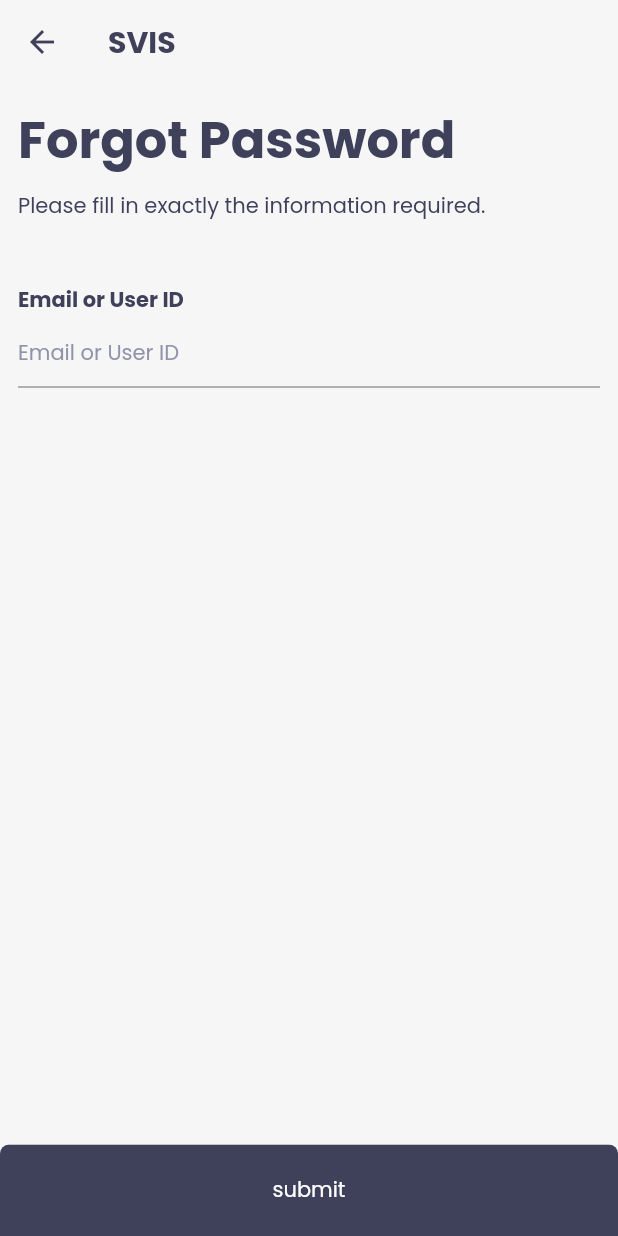
After one commit to Afoudo-Richard/svis-mobile, a Flutter app: the _PasswordResetPage screen opened directly, on a phone screen of 412 x 824 dp. The commit adds this screen. Run offline on Flutter 3.47's test engine with Material 2 defaults, Android fonts, the phone set to English and light mode, and no system bars; our stand-ins replace bloc, easy_localization, equatable, flutter_bloc, formz, hydrated_bloc and 2 more.

Commit message:
added password reset

```diff
--- a/assets/translations/en-US.json
+++ b/assets/translations/en-US.json
@@ -5,6 +5,10 @@
     "title": "Register",
     "submissionSusscess": "registration succesful please login to proceed",
     "tag": "Create an account"
+  },
+  "passwordReset": {
+    "title": "Forgot Password",
+    "tag": "Please fill in exactly the information required."
   },
   "forms": {
     "firstName": "First Name",
@@ -32,5 +36,4 @@
   "help": "Help",
   "editProfile": "Edit profile",
   "privacyPolicyAndTerms": "Privacy policy | Term of Services"
-
 }
--- a/lib/app.dart
+++ b/lib/app.dart
@@ -1,3 +1,4 @@
+import 'package:app/password_reset/password_reset.dart';
 import 'package:app/register/register.dart';
 import 'package:app/welcome/welcome.dart';
 import 'package:authentication_repository/authentication_repository.dart';
@@ -105,6 +106,11 @@ class _AppViewState extends State<AppView> {
                   (route) => false,
                 );
                 break;
+              case AuthenticationStatus.passwordReset:
+                _navigator.push<void>(
+                  PasswordResetPage.route(),
+                );
+                break;
               case AuthenticationStatus.unauthenticated:
                 _navigator.pushAndRemoveUntil<void>(
                   LoginPage.route(),
--- a/lib/authentication/bloc/authentication_bloc.dart
+++ b/lib/authentication/bloc/authentication_bloc.dart
@@ -44,6 +44,8 @@ class AuthenticationBloc
     switch (event.status) {
       case AuthenticationStatus.unauthenticated:
         return emit(const AuthenticationState.unauthenticated());
+      case AuthenticationStatus.passwordReset:
+        return emit(const AuthenticationState.passwordReset());
       case AuthenticationStatus.welcome:
         if (state.status == AuthenticationStatus.authenticated) {
           final user = await _tryGetUser();
--- a/lib/authentication/bloc/authentication_state.dart
+++ b/lib/authentication/bloc/authentication_state.dart
@@ -13,6 +13,9 @@ class AuthenticationState extends Equatable {
 
   const AuthenticationState.unauthenticated()
       : this._(status: AuthenticationStatus.unauthenticated);
+
+  const AuthenticationState.passwordReset()
+      : this._(status: AuthenticationStatus.passwordReset);
 
   const AuthenticationState.registration()
       : this._(status: AuthenticationStatus.registration);
--- /dev/null
+++ b/lib/password_reset/bloc/password_reset_bloc.dart
@@ -0,0 +1,64 @@
+import 'dart:io';
+
+import 'package:app/commons/forms/forms.dart';
+import 'package:authentication_repository/authentication_repository.dart';
+import 'package:bloc/bloc.dart';
+import 'package:equatable/equatable.dart';
+import 'package:formz/formz.dart';
+import 'package:parse_server_sdk_flutter/parse_server_sdk.dart';
+
+part 'password_reset_event.dart';
+
+part 'password_reset_state.dart';
+
+class PasswordResetBloc extends Bloc<PasswordResetEvent, PasswordResetState> {
+  PasswordResetBloc({
+    required AuthenticationRepository authenticationRepository,
+  })  : _authenticationRepository = authenticationRepository,
+        super(const PasswordResetState()) {
+    on<PasswordResetUsernameChanged>(_onUsernameChanged);
+    on<PasswordResetSubmitted>(_onSubmitted);
+  }
+
+  final AuthenticationRepository _authenticationRepository;
+
+  void _onUsernameChanged(
+    PasswordResetUsernameChanged event,
+    Emitter<PasswordResetState> emit,
+  ) {
+    final username = Email.dirty(event.username);
+    emit(state.copyWith(
+      username: username,
+      status: Formz.validate([username]),
+    ));
+  }
+
+  void _onSubmitted(
+    PasswordResetSubmitted event,
+    Emitter<PasswordResetState> emit,
+  ) async {
+    if (state.status.isValidated) {
+      emit(state.copyWith(status: FormzStatus.submissionInProgress));
+      try {
+        ParseResponse response = await _authenticationRepository.resetPassword(
+          username: state.username.value,
+        );
+        if (response.success) {
+          emit(state.copyWith(status: FormzStatus.submissionSuccess));
+        } else {
+          emit(state.copyWith(
+            status: FormzStatus.submissionFailure,
+            error: response.error?.message ?? 'unable to login',
+          ));
+        }
+      } catch (error) {
+        emit(state.copyWith(
+          status: FormzStatus.submissionFailure,
+          error: (error is SocketException)
+              ? 'errors.socketException'
+              : error.toString(),
+        ));
+      }
+    }
+  }
+}
--- /dev/null
+++ b/lib/password_reset/bloc/password_reset_event.dart
@@ -0,0 +1,21 @@
+part of 'password_reset_bloc.dart';
+
+abstract class PasswordResetEvent extends Equatable {
+  const PasswordResetEvent();
+
+  @override
+  List<Object> get props => [];
+}
+
+class PasswordResetUsernameChanged extends PasswordResetEvent {
+  const PasswordResetUsernameChanged(this.username);
+
+  final String username;
+
+  @override
+  List<Object> get props => [username];
+}
+
+class PasswordResetSubmitted extends PasswordResetEvent {
+  const PasswordResetSubmitted();
+}
--- /dev/null
+++ b/lib/password_reset/bloc/password_reset_state.dart
@@ -0,0 +1,28 @@
+part of 'password_reset_bloc.dart';
+
+class PasswordResetState extends Equatable {
+  const PasswordResetState({
+    this.status = FormzStatus.pure,
+    this.username = const Email.pure(),
+    this.error = '',
+  });
+
+  final FormzStatus status;
+  final Email username;
+  final String error;
+
+  PasswordResetState copyWith({
+    FormzStatus? status,
+    Email? username,
+    String? error,
+  }) {
+    return PasswordResetState(
+      status: status ?? this.status,
+      username: username ?? this.username,
+      error: error ?? '',
+    );
+  }
+
+  @override
+  List<Object> get props => [status, username, error];
+}
--- /dev/null
+++ b/lib/password_reset/password_reset.dart
@@ -0,0 +1,2 @@
+export 'bloc/password_reset_bloc.dart';
+export 'view/view.dart';
--- /dev/null
+++ b/lib/password_reset/view/password_reset_form.dart
@@ -0,0 +1,164 @@
+import 'package:app/app.dart';
+import 'package:app/authentication/authentication.dart';
+import 'package:authentication_repository/authentication_repository.dart';
+import 'package:flutter/material.dart';
+import 'package:flutter_bloc/flutter_bloc.dart';
+import 'package:app/password_reset/password_reset.dart';
+import 'package:formz/formz.dart';
+import 'package:easy_localization/easy_localization.dart';
+import 'package:app/commons/colors.dart';
+
+class PasswordResetForm extends StatelessWidget {
+  @override
+  Widget build(BuildContext context) {
+    return BlocListener<PasswordResetBloc, PasswordResetState>(
+      listener: (context, state) {
+        if (state.status.isSubmissionFailure) {
+          ScaffoldMessenger.of(context)
+            ..hideCurrentSnackBar()
+            ..showSnackBar(
+              SnackBar(
+                elevation: 0,
+                content: Text(
+                  state.error,
+                  style: TextStyle(
+                    color: kDangerColor,
+                  ),
+                ).tr(),
+                backgroundColor: kDangerColor.withOpacity(0.2),
+              ),
+            );
+        } else if (state.status.isSubmissionSuccess) {
+          showDialog(
+              context: context,
+              builder: (BuildContext context) {
+                return _SuccessDialog();
+              });
+        }
+      },
+      child: Align(
+        alignment: const Alignment(0, -1 / 3),
+        child: Container(
+          padding: const EdgeInsets.all(12),
+          child: Column(
+            mainAxisSize: MainAxisSize.min,
+            crossAxisAlignment: CrossAxisAlignment.start,
+            children: [
+              Text(
+                'passwordReset.title',
+                style: Theme.of(context).textTheme.headline4?.copyWith(
+                      fontWeight: FontWeight.w700,
+                    ),
+              ).tr(),
+              SizedBox(height: kDeviceSize.height * 0.01),
+              Text('passwordReset.tag').tr(),
+              SizedBox(height: kDeviceSize.height * 0.05),
+              _UsernameInput(),
+            ],
+          ),
+        ),
+      ),
+    );
+  }
+}
+
+class _UsernameInput extends StatelessWidget {
+  @override
+  Widget build(BuildContext context) {
+    return BlocBuilder<PasswordResetBloc, PasswordResetState>(
+      buildWhen: (previous, current) => previous.username != current.username,
+      builder: (context, state) {
+        return Column(
+          crossAxisAlignment: CrossAxisAlignment.start,
+          children: [
+            Text(
+              'login.email',
+              style: TextStyle(fontWeight: FontWeight.bold),
+            ).tr(),
+            TextField(
+              key: const Key('password_resetForm_usernameInput_textField'),
+              onChanged: (username) => context
+                  .read<PasswordResetBloc>()
+                  .add(PasswordResetUsernameChanged(username)),
+              decoration: InputDecoration(
+                hintText: 'login.email'.tr(),
+                errorText: state.username.invalid ? 'invalid email' : null,
+              ),
+            ),
+          ],
+        );
+      },
+    );
+  }
+}
+
+class _SuccessDialog extends StatelessWidget {
+  const _SuccessDialog({
+    Key? key,
+  }) : super(key: key);
+
+  @override
+  Widget build(BuildContext context) {
+    return Dialog(
+      shape: RoundedRectangleBorder(
+        borderRadius: BorderRadius.zero,
+      ),
+      child: Column(
+        mainAxisAlignment: MainAxisAlignment.center,
+        mainAxisSize: MainAxisSize.min,
+        children: <Widget>[
+          Padding(
+            padding: const EdgeInsets.symmetric(horizontal: 16.0, vertical: 10),
+            child: Text(
+              'Password Reset Email Sent',
+              textAlign: TextAlign.center,
+              style: Theme.of(context).textTheme.headline4?.copyWith(
+                    fontWeight: FontWeight.w600,
+                  ),
+            ),
+          ),
+          Padding(
+            padding: const EdgeInsets.symmetric(horizontal: 16.0, vertical: 10),
+            child: Text(
+              'An email has been sent to your email address. Follow directions in the email to reset your password.',
+              textAlign: TextAlign.center,
+            ),
+          ),
+          SizedBox(height: 20),
+          InkWell(
+            borderRadius: BorderRadius.only(
+              topLeft: Radius.circular(6),
+              topRight: Radius.circular(6),
+            ),
+            onTap: () {
+              context.read<AuthenticationBloc>().add(
+                    AuthenticationStatusChanged(
+                      AuthenticationStatus.unauthenticated,
+                    ),
+                  );
+            },
+            child: Container(
+              padding: const EdgeInsets.symmetric(vertical: 20),
+              decoration: BoxDecoration(
+                color: kAppPrimaryColor,
+                borderRadius: BorderRadius.only(
+                  topLeft: Radius.circular(6),
+                  topRight: Radius.circular(6),
+                ),
+              ),
+              child: Row(
+                mainAxisAlignment: MainAxisAlignment.center,
+                children: [
+                  Text(
+                    'Okay',
+                    style: TextStyle(color: Colors.white),
+                  ),
+                ],
+              ),
+            ),
+          )
+        ],
+      ),
+    );
+  }
+}
--- /dev/null
+++ b/lib/password_reset/view/password_reset_page.dart
@@ -0,0 +1,153 @@
+import 'package:app/authentication/authentication.dart';
+import 'package:authentication_repository/authentication_repository.dart';
+import 'package:flutter/material.dart';
+import 'package:flutter_bloc/flutter_bloc.dart';
+import 'package:app/password_reset/password_reset.dart';
+import 'package:easy_localization/easy_localization.dart';
+import 'package:formz/formz.dart';
+import 'package:app/commons/colors.dart';
+
+class PasswordResetPage extends StatelessWidget {
+  static Route route() {
+    return MaterialPageRoute<void>(builder: (_) => PasswordResetPage());
+  }
+
+  @override
+  Widget build(BuildContext context) {
+    return BlocProvider(
+      create: (context) {
+        return PasswordResetBloc(
+          authenticationRepository:
+              RepositoryProvider.of<AuthenticationRepository>(context),
+        );
+      },
+      child: _PasswordResetPage(),
+    );
+  }
+}
+
+class _PasswordResetPage extends StatefulWidget {
+  @override
+  __PasswordResetPageState createState() => __PasswordResetPageState();
+}
+
+class __PasswordResetPageState extends State<_PasswordResetPage> {
+  Future<bool> _willPopCallback() async {
+    context.read<AuthenticationBloc>().add(
+          AuthenticationStatusChanged(AuthenticationStatus.unauthenticated),
+        );
+    return false;
+  }
+
+  @override
+  Widget build(BuildContext context) {
+    return WillPopScope(
+      onWillPop: _willPopCallback,
+      child: Scaffold(
+        appBar: AppBar(
+          title: Text(
+            'appName',
+            style:
+                TextStyle(color: kAppPrimaryColor, fontWeight: FontWeight.bold),
+          ).tr(),
+          elevation: 0,
+          backgroundColor: kScaffoldBackground,
+        ),
+        body: SingleChildScrollView(
+          child: Column(
+            children: [
+              PasswordResetForm(),
+            ],
+          ),
+        ),
+        bottomNavigationBar: ClipRRect(
+          borderRadius: BorderRadius.only(
+            topLeft: Radius.circular(6),
+            topRight: Radius.circular(6),
+          ),
+          child: BottomAppBar(
+            color: kAppPrimaryColor,
+            child: _PasswordResetButton(),
+          ),
+        ),
+      ),
+    );
+  }
+}
+
+class _PasswordResetButton extends StatelessWidget {
+  const _PasswordResetButton({
+    Key? key,
+  }) : super(key: key);
+
+  @override
+  Widget build(BuildContext context) {
+    return BlocBuilder<PasswordResetBloc, PasswordResetState>(
+      buildWhen: (previous, current) => previous.status != current.status,
+      builder: (context, state) {
+        return IntrinsicHeight(
+          child: Stack(
+            children: [
+              Row(
+                mainAxisAlignment: MainAxisAlignment.spaceAround,
+                children: <Widget>[
+                  Expanded(
+                    child: InkWell(
+                      onTap: state.status.isValidated
+                          ? () {
+                              context
+                                  .read<PasswordResetBloc>()
+                                  .add(const PasswordResetSubmitted());
+                            }
+                          : null,
+                      child: Container(
+                        padding: const EdgeInsets.all(20.0),
+                        child: Center(
+                          child: Text(
+                            'submit',
+                            style: TextStyle(color: Colors.white),
+                          ).tr(),
+                        ),
+                      ),
+                    ),
+                  ),
+                ],
+              ),
+              Positioned(
+                right: 10,
+                top: 10,
+                child: Builder(
+                  builder: (context) {
+                    if (state.status.isSubmissionInProgress) {
+                      return CircularProgressIndicator(
+                        color: Colors.white,
+                      );
+                    } else if (state.status.isSubmissionSuccess) {
+                      return IconButton(
+                        onPressed: () {},
+                        icon: Icon(
+                          Icons.check_circle,
+                          color: Colors.white,
+                        ),
+                      );
+                    } else if (state.status.isSubmissionFailure) {
+                      return IconButton(
+                        onPressed: () {},
+                        icon: Icon(
+                          Icons.cancel,
+                          color: Colors.white,
+                        ),
+                      );
+                    } else {
+                      return Container();
+                    }
+                  },
+                ),
+              )
+            ],
+          ),
+        );
+      },
+    );
+  }
+}
--- /dev/null
+++ b/lib/password_reset/view/view.dart
@@ -0,0 +1,2 @@
+export 'password_reset_form.dart';
+export 'password_reset_page.dart';
--- a/packages/authentication_repository/lib/src/authentication_repository.dart
+++ b/packages/authentication_repository/lib/src/authentication_repository.dart
@@ -8,7 +8,7 @@ enum AuthenticationStatus {
   authenticated,
   registration,
   unauthenticated,
-  passwordRecovery,
+  passwordReset,
 }
 
 class AuthenticationRepository {
@@ -30,6 +30,13 @@ class AuthenticationRepository {
     } else {
       throw response.error?.message ?? 'unable to login';
     }
+  }
+
+  Future<ParseResponse> resetPassword({
+    required String username,
+  }) async {
+    final ParseUser user = ParseUser(username.toLowerCase(), '', username);
+    return await user.requestPasswordReset();
   }
 
   void logOut() {
```
Also changed, not shown: lib/login/view/login_form.dart (+9 -1 lines), 1 other file.
